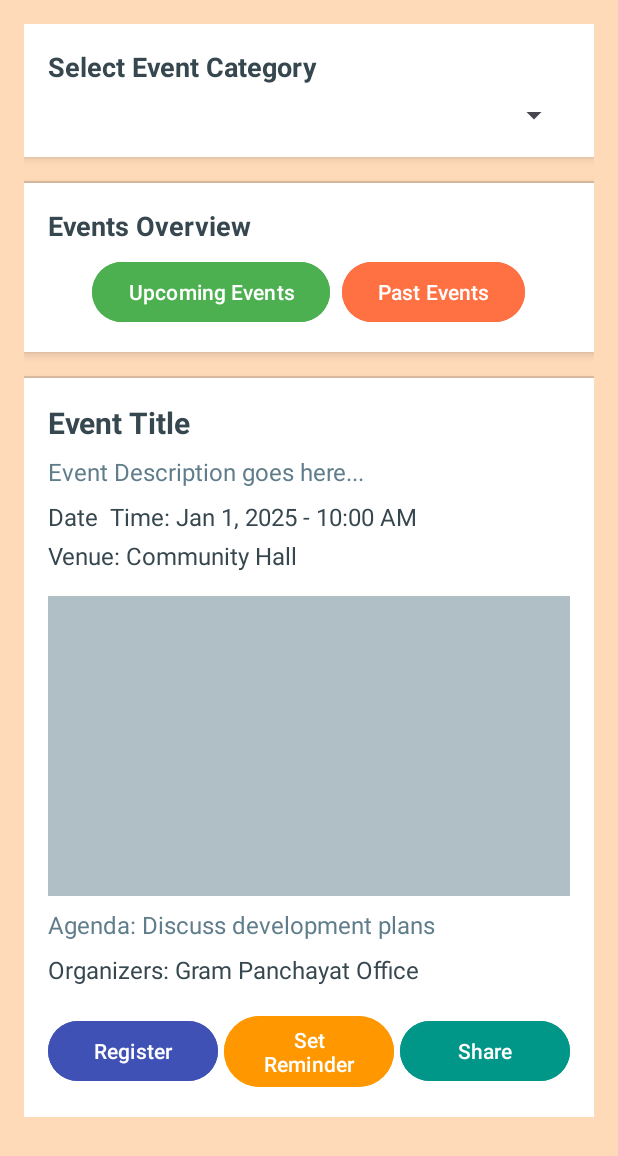
After one commit to sanket96s/Grampanchayat-application, an Android app: the GramsabhaActivity screen opened directly, with no data from a screen before it, on a phone screen of 412 x 824 dp. The commit adds this screen. Shown: the top 1156 px of the screen. Run offline under Robolectric (Android 15) with nearby library versions, the phone set to English and light mode, and no system bars.

Commit message:
Add updated XML layout for GramsabhaActivity

```diff
--- a/app/src/main/AndroidManifest.xml
+++ b/app/src/main/AndroidManifest.xml
@@ -34,6 +34,7 @@
         <activity android:name=".GovernmentSchemesActivity"></activity>
         <activity android:name=".ProjectsActivity"></activity>
         <activity android:name=".ProjectDetailActivity"></activity>
+        <activity android:name=".GramsabhaActivity"></activity>
     </application>
 
 </manifest>
--- /dev/null
+++ b/app/src/main/java/com/example/grampanchayatkouthaliapk/GramsabhaActivity.java
@@ -0,0 +1,14 @@
+package com.example.grampanchayatkouthaliapk;
+
+import android.os.Bundle;
+import androidx.appcompat.app.AppCompatActivity;
+
+public class GramsabhaActivity extends AppCompatActivity {
+    @Override
+    protected void onCreate(Bundle savedInstanceState) {
+        super.onCreate(savedInstanceState);
+        setContentView(R.layout.activity_gramsabha); // Make sure to create activity_gramsabha.xml in the layout folder
+
+        // Additional setup if needed, such as initializing views or loading data
+    }
+}
--- a/app/src/main/java/com/example/grampanchayatkouthaliapk/MainPageActivity.java
+++ b/app/src/main/java/com/example/grampanchayatkouthaliapk/MainPageActivity.java
@@ -123,6 +123,26 @@ public class MainPageActivity extends AppCompatActivity {
                 startActivity(intent);
             }
         });
+        // In MainPageActivity.java
+        TextView textGramsabha = findViewById(R.id.text_events);
+        ImageView imgGramsabha = findViewById(R.id.image_events);
+
+        textGramsabha.setOnClickListener(new View.OnClickListener() {
+            @Override
+            public void onClick(View v) {
+                Intent intent = new Intent(MainPageActivity.this, GramsabhaActivity.class);
+                startActivity(intent);
+            }
+        });
+
+        imgGramsabha.setOnClickListener(new View.OnClickListener() {
+            @Override
+            public void onClick(View v) {
+                Intent intent = new Intent(MainPageActivity.this, GramsabhaActivity.class);
+                startActivity(intent);
+            }
+        });
+
         ImageView imageGovernmentSchemes = findViewById(R.id.image_government_schemes);
         imageGovernmentSchemes.setOnClickListener(new View.OnClickListener() {
             @Override
--- /dev/null
+++ b/app/src/main/res/layout/activity_gramsabha.xml
@@ -0,0 +1,199 @@
+<?xml version="1.0" encoding="utf-8"?>
+<ScrollView xmlns:android="http://schemas.android.com/apk/res/android"
+    android:layout_width="match_parent"
+    android:layout_height="match_parent"
+    android:background="#FFDAB9"
+    android:padding="16dp">
+
+    <LinearLayout
+        android:layout_width="match_parent"
+        android:layout_height="wrap_content"
+        android:orientation="vertical"
+        android:divider="?android:attr/dividerVertical"
+        android:showDividers="middle">
+
+        <!-- Section for Event Category Selection -->
+        <LinearLayout
+            android:layout_width="match_parent"
+            android:layout_height="wrap_content"
+            android:orientation="vertical"
+            android:background="#FFFFFF"
+            android:padding="16dp"
+            android:layout_marginBottom="16dp"
+            android:elevation="4dp">
+
+            <TextView
+                android:layout_width="wrap_content"
+                android:layout_height="wrap_content"
+                android:text="Select Event Category"
+                android:textSize="18sp"
+                android:textStyle="bold"
+                android:textColor="#37474F" />
+
+            <Spinner
+                android:id="@+id/spinnerEventCategories"
+                android:layout_width="match_parent"
+                android:layout_height="wrap_content"
+                android:layout_marginTop="8dp" />
+        </LinearLayout>
+
+        <!-- Section for Upcoming and Past Events -->
+        <LinearLayout
+            android:layout_width="match_parent"
+            android:layout_height="wrap_content"
+            android:orientation="vertical"
+            android:background="#FFFFFF"
+            android:padding="16dp"
+            android:layout_marginBottom="16dp"
+            android:elevation="4dp">
+
+            <TextView
+                android:layout_width="wrap_content"
+                android:layout_height="wrap_content"
+                android:text="Events Overview"
+                android:textSize="18sp"
+                android:textStyle="bold"
+                android:textColor="#37474F" />
+
+            <LinearLayout
+                android:layout_width="match_parent"
+                android:layout_height="wrap_content"
+                android:orientation="horizontal"
+                android:layout_marginTop="8dp"
+                android:gravity="center">
+
+                <Button
+                    android:id="@+id/btnUpcomingEvents"
+                    android:layout_width="wrap_content"
+                    android:layout_height="wrap_content"
+                    android:text="Upcoming Events"
+                    android:backgroundTint="#4CAF50"
+                    android:textColor="#FFFFFF"
+                    android:layout_marginEnd="8dp" />
+
+                <Button
+                    android:id="@+id/btnPastEvents"
+                    android:layout_width="wrap_content"
+                    android:layout_height="wrap_content"
+                    android:text="Past Events"
+                    android:backgroundTint="#FF7043"
+                    android:textColor="#FFFFFF" />
+            </LinearLayout>
+        </LinearLayout>
+
+        <!-- Section for Detailed Event Information -->
+        <LinearLayout
+            android:layout_width="match_parent"
+            android:layout_height="wrap_content"
+            android:orientation="vertical"
+            android:background="#FFFFFF"
+            android:padding="16dp"
+            android:elevation="4dp">
+
+            <!-- Event Title -->
+            <TextView
+                android:id="@+id/tvEventTitle"
+                android:layout_width="wrap_content"
+                android:layout_height="wrap_content"
+                android:text="Event Title"
+                android:textSize="20sp"
+                android:textStyle="bold"
+                android:textColor="#37474F" />
+
+            <!-- Event Description -->
+            <TextView
+                android:id="@+id/tvEventDescription"
+                android:layout_width="wrap_content"
+                android:layout_height="wrap_content"
+                android:text="Event Description goes here..."
+                android:textSize="16sp"
+                android:layout_marginTop="8dp"
+                android:textColor="#607D8B" />
+
+            <!-- Event Date, Time, and Venue -->
+            <TextView
+                android:id="@+id/tvEventDateTime"
+                android:layout_width="wrap_content"
+                android:layout_height="wrap_content"
+                android:text="Date  Time: Jan 1, 2025 - 10:00 AM"
+                android:textSize="16sp"
+                android:layout_marginTop="8dp"
+                android:textColor="#37474F" />
+
+            <TextView
+                android:id="@+id/tvEventVenue"
+                android:layout_width="wrap_content"
+                android:layout_height="wrap_content"
+                android:text="Venue: Community Hall"
+                android:textSize="16sp"
+                android:layout_marginTop="4dp"
+                android:textColor="#37474F" />
+
+            <!-- Placeholder for Map View -->
+            <FrameLayout
+                android:id="@+id/mapViewContainer"
+                android:layout_width="match_parent"
+                android:layout_height="200dp"
+                android:background="#B0BEC5"
+                android:layout_marginTop="16dp" />
+
+            <!-- Agenda -->
+            <TextView
+                android:id="@+id/tvEventAgenda"
+                android:layout_width="wrap_content"
+                android:layout_height="wrap_content"
+                android:text="Agenda: Discuss development plans"
+                android:textSize="16sp"
+                android:layout_marginTop="8dp"
+                android:textColor="#607D8B" />
+
+            <!-- Organizer and Contact Info -->
+            <TextView
+                android:id="@+id/tvEventOrganizers"
+                android:layout_width="wrap_content"
+                android:layout_height="wrap_content"
+                android:text="Organizers: Gram Panchayat Office"
+                android:textSize="16sp"
+                android:layout_marginTop="8dp"
+                android:textColor="#37474F" />
+
+            <!-- Buttons for Registration, Reminders, and Sharing -->
+            <LinearLayout
+                android:layout_width="match_parent"
+                android:layout_height="wrap_content"
+                android:orientation="horizontal"
+                android:gravity="center"
+                android:layout_marginTop="16dp">
+
+                <Button
+                    android:id="@+id/btnRegister"
+                    android:layout_width="0dp"
+                    android:layout_weight="1"
+                    android:layout_height="wrap_content"
+                    android:text="Register"
+                    android:backgroundTint="#3F51B5"
+                    android:textColor="#FFFFFF"
+                    android:layout_marginEnd="4dp" />
+
+                <Button
+                    android:id="@+id/btnSetReminder"
+                    android:layout_width="0dp"
+                    android:layout_weight="1"
+                    android:layout_height="wrap_content"
+                    android:text="Set Reminder"
+                    android:backgroundTint="#FF9800"
+                    android:textColor="#FFFFFF"
+                    android:layout_marginEnd="4dp" />
+
+                <Button
+                    android:id="@+id/btnShareEvent"
+                    android:layout_width="0dp"
+                    android:layout_weight="1"
+                    android:layout_height="wrap_content"
+                    android:text="Share"
+                    android:backgroundTint="#009688"
+                    android:textColor="#FFFFFF" />
+            </LinearLayout>
+        </LinearLayout>
+    </LinearLayout>
+</ScrollView>
--- a/build.gradle.kts
+++ b/build.gradle.kts
@@ -1,6 +1,7 @@
 buildscript {
     dependencies {
         classpath("com.google.gms:google-services:4.4.2")
+
     }
 }
 // Top-level build file where you can add configuration options common to all sub-projects/modules.
```
